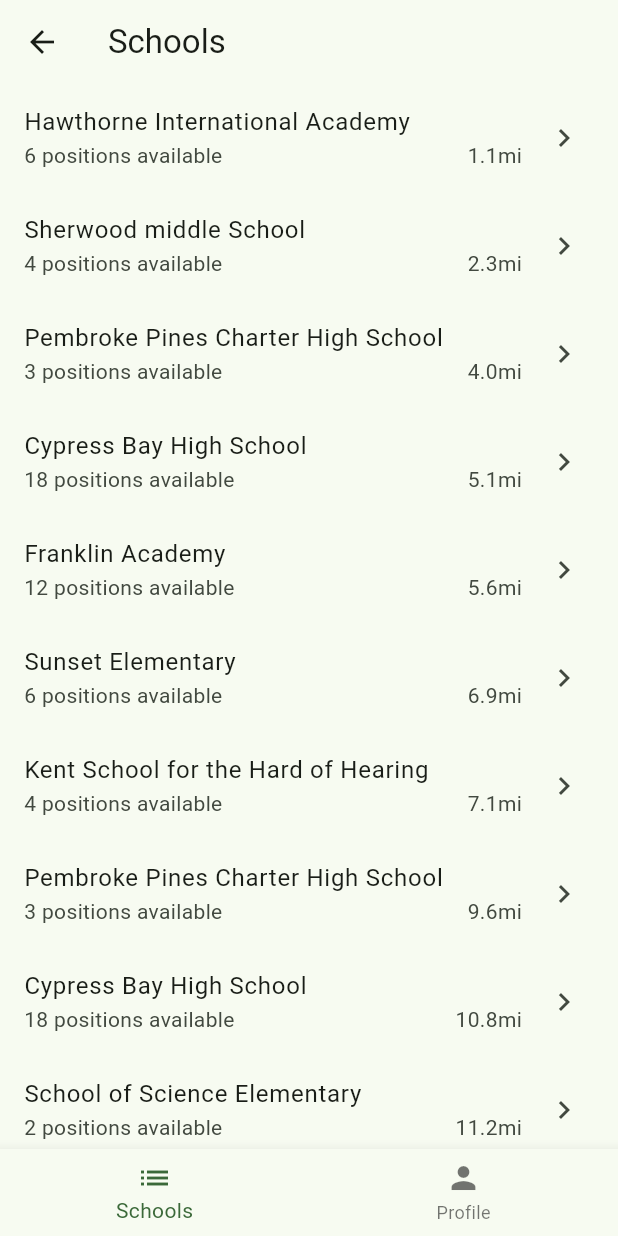
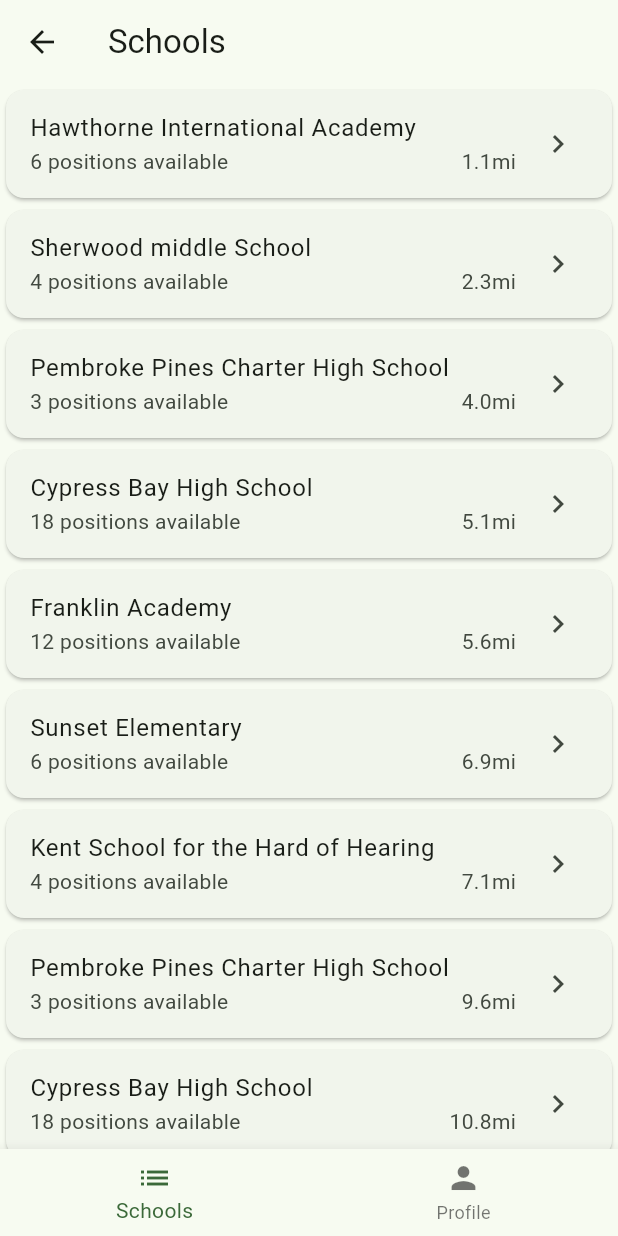
Before and after one commit to jyarala01/sub_app, a Flutter app: the SchoolListView screen opened by its route, on a phone screen of 412 x 824 dp. Run offline on Flutter 3.47's test engine with Material 3 defaults, Android fonts, the phone set to English and light mode, and no system bars; our stand-ins replace file_picker.

Commit message:
Added logo to sign up screen

```diff
--- a/lib/main.dart
+++ b/lib/main.dart
@@ -39,6 +39,8 @@ class SignUpView extends StatelessWidget {
         child: Column(
           crossAxisAlignment: CrossAxisAlignment.stretch,
           children: [
+            SizedBox(child: Image.asset('images/QuickSub_Logo.png'), height: 100,),
+            SizedBox(height: 8.0),
             TextField(decoration: InputDecoration(labelText: 'Full Name', border: OutlineInputBorder())),
             SizedBox(height: 4.0),
             TextField(decoration: InputDecoration(labelText: 'Date of Birth', border: OutlineInputBorder())),
@@ -246,7 +248,8 @@ class SchoolListView extends StatelessWidget {
         itemCount: schools.length,
         itemBuilder: (context, index) {
           final school = schools[index];
-          return ListTile(
+          return Card(
+            child: ListTile(
               title: Text(school.title),
               subtitle: Row(
                 children: [
@@ -266,6 +269,7 @@ class SchoolListView extends StatelessWidget {
                   ),
                 );
               },
+            ),
           );
         },
       ),
@@ -349,6 +353,7 @@ class SchoolPage extends StatelessWidget {
       appBar: AppBar(),
       body: Center(
         child: Text(school.title),
+
       ),
     );
   }
--- a/pubspec.yaml
+++ b/pubspec.yaml
@@ -59,9 +59,9 @@ flutter:
   uses-material-design: true
 
   # To add assets to your application, add an assets section, like this:
-  # assets:
-  #   - images/a_dot_burr.jpeg
-  #   - images/a_dot_ham.jpeg
+  assets:
+    - images/QuickSub_Logo.png
+
 
   # An image asset can refer to one or more resolution-specific "variants", see
   # https://flutter.dev/to/resolution-aware-images
```
Also changed, not shown: images/QuickSub_Logo.png (added). Lines whose indentation alone changed are shown as unchanged.
